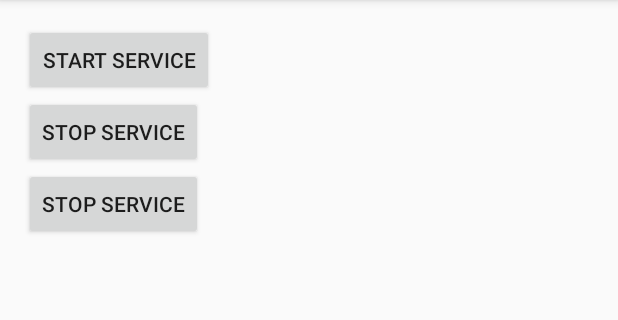
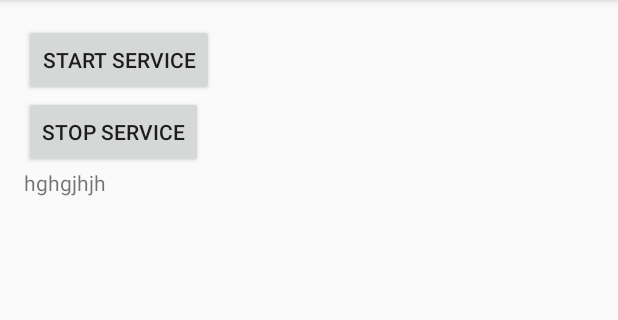
Before and after one commit to sumaya-simu/MyService, an Android app: the screen it shows after launch (MainActivity), on a phone screen of 412 x 824 dp, the part 84-404 px from its top. Run offline under Robolectric (Android 15) with nearby library versions, the phone set to English and light mode, and no system bars.

Commit message:
change et

```diff
--- a/app/src/main/res/layout/activity_main.xml
+++ b/app/src/main/res/layout/activity_main.xml
@@ -21,11 +21,10 @@
         android:text="stop service"
         android:id="@+id/btnStartStop"
         android:layout_height="wrap_content" />
-    <Button
-        android:layout_width="wrap_content"
-        android:text="stop service"
-        android:id="@+id/btnStartSto"
-        android:layout_height="wrap_content" />
+  <TextView
+      android:layout_width="wrap_content"
+      android:layout_height="wrap_content"
+      android:text="hghgjhjh"/>
 
 
 </LinearLayout>
```
